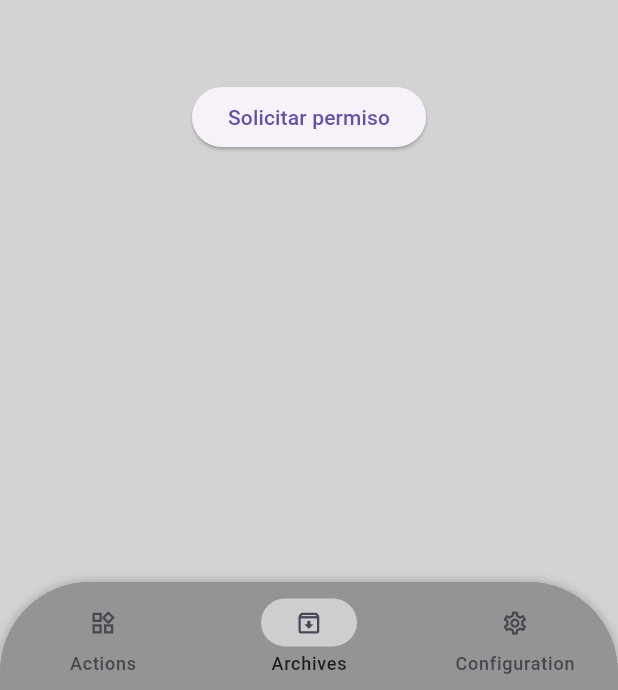
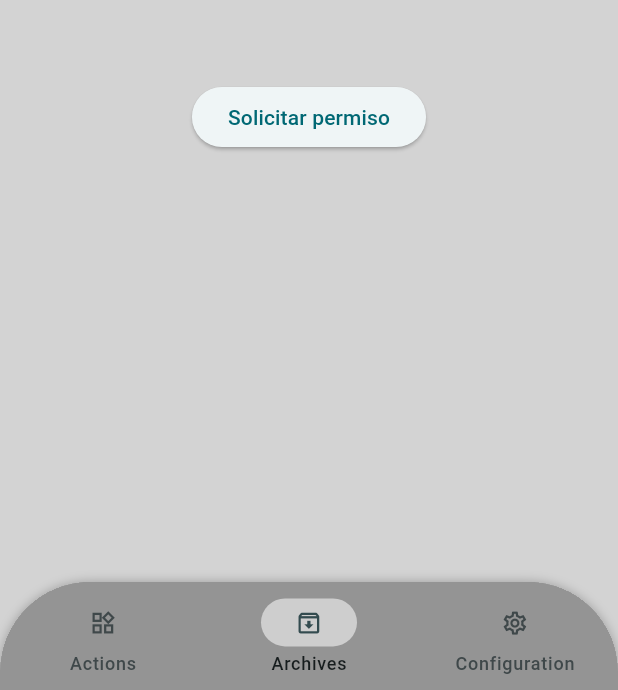
Before and after one commit to Kross26/app_pdf, a Flutter app: the screen it shows after launch, item 2 of the bottom bar chosen, on a phone screen of 412 x 824 dp. Shown: the part 543-1233 px from the top of the screen. Run offline on Flutter 3.47's test engine with Material 3 defaults, Android fonts, the phone set to English and light mode, and no system bars; our stand-ins replace go_router, permission_handler.

Commit message:
add themedata

```diff
--- a/lib/main.dart
+++ b/lib/main.dart
@@ -11,6 +11,7 @@ class MainApp extends StatelessWidget {
   @override
   Widget build(BuildContext context) {
     return MaterialApp.router(
+      theme: ThemeData(colorSchemeSeed: Colors.white),
       title: 'App_PDF',
       routerConfig: appRouter,
       debugShowCheckedModeBanner: false,
```
